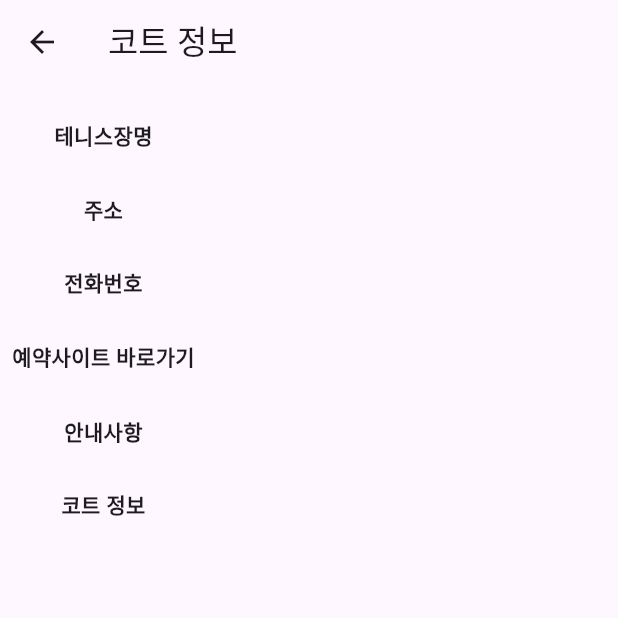
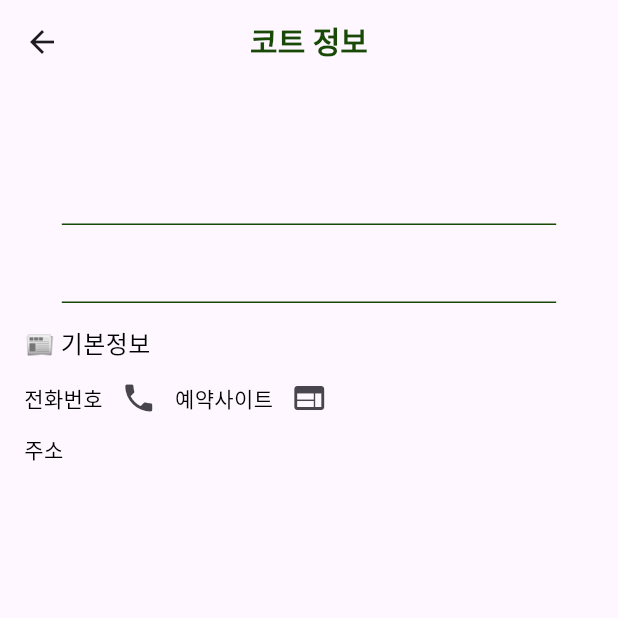
Before and after one commit to hoonk0/tennis_reminder, a Flutter app: the CourtInformation screen opened directly with empty values, on a phone screen of 412 x 824 dp, the top half of it. Run offline on Flutter 3.47's test engine with Material 3 defaults, Android fonts, the light colour scheme and no system bars; our stand-ins replace cloud_firestore, firebase_core, firebase_storage, fluttertoast, image_picker, sizer; accounts and stored records are empty.

Commit message:
information

```diff
--- a/lib/main_screen/home/user_home.dart
+++ b/lib/main_screen/home/user_home.dart
@@ -31,13 +31,13 @@ class _UserHomeState extends State<UserHome> {
 
   Future<void> _fetchCourtData() async {
     final courtSnapshot = await FirebaseFirestore.instance.collection('court').get();
-    final List<ModelCourt> fetchedOuterModels = courtSnapshot.docs.map((doc) {
+    final List<ModelCourt> fetchedmodelCourts = courtSnapshot.docs.map((doc) {
       final data = doc.data();
       return ModelCourt.fromJson(data);
     }).toList();
 
     setState(() {
-      modelCourts = fetchedOuterModels;
+      modelCourts = fetchedmodelCourts;
     });
   }
 
--- a/lib/main_screen/my_page/search_court/court_information.dart
+++ b/lib/main_screen/my_page/search_court/court_information.dart
@@ -2,9 +2,14 @@ import 'dart:io';
 
 import 'package:cloud_firestore/cloud_firestore.dart';
 import 'package:flutter/material.dart';
+import 'package:flutter/rendering.dart';
+import 'package:flutter/widgets.dart';
+import 'package:sizer/sizer.dart';
 import 'package:tennisreminder/const/color.dart';
 import 'package:tennisreminder/model/model_court.dart';
+import 'package:url_launcher/url_launcher.dart';
 import '../../../../../const/text_style.dart';
+import '../../../const/gaps.dart';
 
 class CourtInformation extends StatefulWidget {
   final String courtId;
@@ -28,11 +33,46 @@ class _CourtInformationState extends State<CourtInformation> {
     return null;
   }
 
+  //주소 앞에 2단어만 나오게 하는 코드
+  String _getFirstTwoWords(String input) {
+    List<String> words = input.split(' ');
+    if (words.length >= 2) {
+      return '${words[0]} ${words[1]}';
+    } else if (words.length == 1) {
+      return words[0];
+    } else {
+      return ''; // 빈 문자열 반환
+    }
+  }
+
+  //url 아이콘 기능
+  Future<void> _launchURL(String url) async {
+    if (await canLaunch(url)) {
+      await launch(url);
+    } else {
+      throw 'Could not launch $url';
+    }
+  }
+
+  //전화번호 연결 아이콘 기능
+  Future<void> _makePhoneCall(String phoneNumber) async {
+    final String url = 'tel:$phoneNumber';
+    if (await canLaunch(url)) {
+      await launch(url);
+    } else {
+      throw 'Could not launch $url';
+    }
+  }
+
   @override
   Widget build(BuildContext context) {
     return Scaffold(
       appBar: AppBar(
-        title: const Text('코트 정보'),
+        centerTitle: true,
+        title: const Text(
+          '코트 정보',
+          style: TS.s20w700(colorGreen900),
+        ),
       ),
       body: FutureBuilder<ModelCourt?>(
         future: _fetchCourtDetails(),
@@ -54,28 +94,101 @@ class _CourtInformationState extends State<CourtInformation> {
                   if (court.imagePath.isNotEmpty)
                     Image.network(
                       court.imagePath,
-                      height: 200,
-                      width: 200,
                       fit: BoxFit.cover,
+                      width: 100.w,
                     ),
-                  const SizedBox(height: 16),
-                  const Text('테니스장명', style: TextStyle(fontWeight: FontWeight.bold)),
-                  Text(court.name, style: TS.s14w400(colorBlack)),
-                  const SizedBox(height: 8),
-                  const Text('주소', style: TextStyle(fontWeight: FontWeight.bold)),
-                  Text(court.location, style: TS.s14w400(colorBlack)),
-                  const SizedBox(height: 8),
-                  const Text('전화번호', style: TextStyle(fontWeight: FontWeight.bold)),
-                  Text(court.phone, style: TS.s14w400(colorBlack)),
-                  const SizedBox(height: 8),
-                  const Text('예약사이트 바로가기', style: TextStyle(fontWeight: FontWeight.bold)),
-                  Text(court.website, style: TS.s14w400(colorBlack)),
-                  const SizedBox(height: 8),
-                  const Text('안내사항', style: TextStyle(fontWeight: FontWeight.bold)),
-                  Text(court.notice, style: TS.s14w400(colorBlack)),
-                  const SizedBox(height: 8),
-                  const Text('코트 정보', style: TextStyle(fontWeight: FontWeight.bold)),
-                  Text(court.information, style: TS.s14w400(colorBlack)),
+
+                  const SizedBox(height: 20),
+
+                  Padding(
+                    padding: const EdgeInsets.only(left: 8.0),
+                    child: Align(
+                        alignment: Alignment.centerLeft,
+                        child: Text(court.name, style: TS.s20w600(colorGreen900))),
+                  ),
+
+                  Padding(
+                    padding: const EdgeInsets.only(left: 8),
+                    child: Align(
+                      alignment: Alignment.centerLeft,
+                      child: Text(
+                        _getFirstTwoWords(court.location),
+                        style: TS.s14w400(colorGray600),
+                      ),
+                    ),
+                  ),
+
+                  const SizedBox(height: 15),
+                  Container(
+                    height: 1,
+                    width: 80.w,
+                    color: colorGreen900,
+                  ),
+                  const SizedBox(height: 15),
+
+                  Padding(
+                    padding: const EdgeInsets.only(left: 8),
+                    child: Align(
+                      alignment: Alignment.centerLeft,
+                      child: Text(
+                        court.notice,
+                        style: TS.s14w400(colorBlack),
+                      ),
+                    ),
+                  ),
+
+                  const SizedBox(height: 15),
+                  Container(
+                    height: 1,
+                    width: 80.w,
+                    color: colorGreen900,
+                  ),
+                  const SizedBox(height: 15),
+
+                  Padding(
+                    padding: const EdgeInsets.only(left: 8.0),
+                    child: Align(
+                        alignment: Alignment.centerLeft,
+                        child: Text('📰 기본정보', style: TS.s16w400(colorBlack))),
+                  ),
+
+                  Padding(
+                    padding: const EdgeInsets.only(left: 8.0),
+                    child: Row(
+                      children: [
+                        const Text('전화번호', style: TS.s14w400(colorBlack)),
+                        IconButton(
+                          onPressed: () async{
+                            await _makePhoneCall(court.phone);
+                          },
+                          icon: const Icon(Icons.phone)
+                        ),
+
+                        const Text('예약사이트', style: TS.s14w400(colorBlack)),
+                        IconButton(
+                          onPressed: () async {
+                            final url = court.website;
+                            await _launchURL(url);
+                          },
+                          icon: const Icon(Icons.web),
+                        ),
+                      ],
+                    ),
+                  ),
+
+                  Padding(
+                    padding: const EdgeInsets.only(left: 8.0),
+                    child: Row(
+                      children: [
+                        const Text('주소', style: TS.s14w400(colorBlack)),
+
+                        Text(
+                          court.location,
+                          style: TS.s14w400(colorBlack),
+                        ),
+                      ],
+                    ),
+                  ),
                 ],
               ),
             ),
--- a/lib/main_screen/my_page/setting/setting_detail/court_manager/New_Court_register.dart
+++ b/lib/main_screen/my_page/setting/setting_detail/court_manager/New_Court_register.dart
@@ -113,12 +113,16 @@ class _NewCourtRegisterState extends State<NewCourtRegister> {
               const Text('안내사항'), // 내용 입력 레이블
               TextField(
                 controller: tecNotice,
+                maxLines: null,
+                keyboardType: TextInputType.multiline,
                 style: TS.s14w400(colorBlack),
               ),
 
               const Text('코트 정보'), // 내용 입력 레이블
               TextField(
                 controller: tecInformation,
+                maxLines: null,
+                keyboardType: TextInputType.multiline,
                 style: TS.s14w400(colorBlack),
               ),
 
--- a/lib/main_screen/my_page/setting/setting_detail/court_manager/edit_court_register.dart
+++ b/lib/main_screen/my_page/setting/setting_detail/court_manager/edit_court_register.dart
@@ -121,12 +121,16 @@ class _NewCourtRegisterState extends State<EditCourtRegister> {
               const Text('안내사항'), // 내용 입력 레이블
               TextField(
                 controller: tecNotice,
+                maxLines: null,
+                keyboardType: TextInputType.multiline,
                 style: TS.s14w400(colorBlack),
               ),
 
               const Text('코트 정보'), // 내용 입력 레이블
               TextField(
                 controller: tecInformation,
+                maxLines: null,
+                keyboardType: TextInputType.multiline,
                 style: TS.s14w400(colorBlack),
               ),
 
--- a/lib/service/utils/utils.dart
+++ b/lib/service/utils/utils.dart
@@ -1,5 +1,4 @@
 import 'dart:io';
-
 import 'package:firebase_storage/firebase_storage.dart';
 import 'package:flutter/material.dart';
 import 'package:image_picker/image_picker.dart';
--- a/pubspec.yaml
+++ b/pubspec.yaml
@@ -43,6 +43,7 @@ dependencies:
   image_picker: ^1.1.1
   firebase_storage: ^11.0.14
   sizer: ^2.0.15
+  url_launcher: ^6.0.20
 
 
 dev_dependencies:
```
Also changed, not shown: lib/main_screen/my_page/setting/list_setting_user.dart (+42 -6 lines), lib/main_screen/my_page/setting/setting_detail/court_manager/setting_manager_court.dart (+5 -6 lines), lib/start/login_screen.dart (+0 -17 lines), pubspec.lock, 7 other files.
